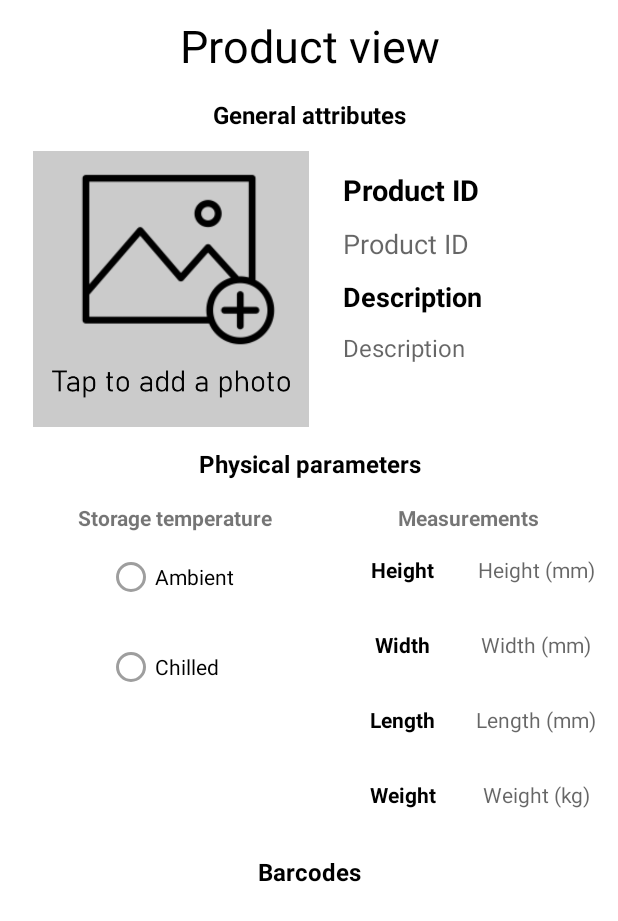
After one commit to PixelCatalyst/WarehouseProductScanner, an Android app: the layout fragment_view_product.xml on its own in the app's theme, with its tools: preview values and no code run, on a phone screen of 412 x 824 dp. The commit adds this screen. Shown: the top 921 px of the screen. Run offline under Robolectric (Android 15) with nearby library versions, the phone set to English and light mode, and no system bars.

Commit message:
Add product view screen after search or add action

```diff
--- a/app/src/main/java/com/pixcat/warehouseproductscanner/ui/main/MainNavActivity.java
+++ b/app/src/main/java/com/pixcat/warehouseproductscanner/ui/main/MainNavActivity.java
@@ -4,6 +4,7 @@ import android.os.Bundle;
 
 import androidx.appcompat.app.AppCompatActivity;
 import androidx.fragment.app.Fragment;
+import androidx.fragment.app.FragmentManager;
 
 import com.google.android.material.bottomnavigation.BottomNavigationView;
 import com.pixcat.warehouseproductscanner.R;
@@ -46,6 +47,8 @@ public class MainNavActivity extends AppCompatActivity {
         }
         if (selectedFragment != null) {
             getSupportFragmentManager()
+                    .popBackStack(null, FragmentManager.POP_BACK_STACK_INCLUSIVE);
+            getSupportFragmentManager()
                     .beginTransaction()
                     .replace(R.id.fragment_container, selectedFragment)
                     .commit();
--- a/app/src/main/java/com/pixcat/warehouseproductscanner/ui/main/product/AddProductFragment.java
+++ b/app/src/main/java/com/pixcat/warehouseproductscanner/ui/main/product/AddProductFragment.java
@@ -73,7 +73,7 @@ public class AddProductFragment extends Fragment {
         createProductButton.setEnabled(false);
 
         RecyclerView barcodesRecycler = view.findViewById(R.id.barcodes_recycler);
-        barcodesAdapter = new BarcodesAdapter(new ArrayList<>());
+        barcodesAdapter = new BarcodesAdapter(new ArrayList<>(), true);
         barcodesRecycler.setAdapter(barcodesAdapter);
         barcodesRecycler.setLayoutManager(new LinearLayoutManager(requireActivity().getApplicationContext()));
         barcodesRecycler.setNestedScrollingEnabled(false);
@@ -122,7 +122,13 @@ public class AddProductFragment extends Fragment {
                         R.string.product_created,
                         Toast.LENGTH_SHORT)
                         .show();
-                // TODO launch "Show Product" Fragment
+
+                productViewModel.consumeCreateProductResult();
+                getParentFragmentManager()
+                        .beginTransaction()
+                        .replace(R.id.fragment_container, new ViewProductFragment(createProductResult.getSuccess()))
+                        .addToBackStack(null)
+                        .commit();
             }
         });
 
--- a/app/src/main/java/com/pixcat/warehouseproductscanner/ui/main/product/BarcodesAdapter.java
+++ b/app/src/main/java/com/pixcat/warehouseproductscanner/ui/main/product/BarcodesAdapter.java
@@ -3,6 +3,7 @@ package com.pixcat.warehouseproductscanner.ui.main.product;
 import static java.util.stream.Collectors.toList;
 
 import android.content.Context;
+import android.content.res.Resources;
 import android.text.Editable;
 import android.text.TextWatcher;
 import android.view.LayoutInflater;
@@ -21,11 +22,13 @@ import java.util.List;
 public class BarcodesAdapter extends RecyclerView.Adapter<BarcodesAdapter.ViewHolder> {
 
     private final List<Barcode> barcodes;
+    private final boolean barcodesEditable;
 
-    public BarcodesAdapter(List<String> barcodes) {
+    public BarcodesAdapter(List<String> barcodes, boolean barcodesEditable) {
         this.barcodes = barcodes.stream()
                 .map(Barcode::new)
                 .collect(toList());
+        this.barcodesEditable = barcodesEditable;
     }
 
     public List<String> getBarcodes() {
@@ -73,11 +76,22 @@ public class BarcodesAdapter extends RecyclerView.Adapter<BarcodesAdapter.ViewHo
             }
         });
 
-        holder.deleteButton.setOnClickListener(v -> {
-            int index = holder.getAdapterPosition();
-            barcodes.remove(index);
-            notifyItemRemoved(index);
-        });
+        if (barcodesEditable) {
+            holder.deleteButton.setOnClickListener(v -> {
+                int index = holder.getAdapterPosition();
+                barcodes.remove(index);
+                notifyItemRemoved(index);
+            });
+        } else {
+            Resources.Theme contextTheme = holder.itemView.getContext().getTheme();
+            int black = holder.itemView
+                    .getResources()
+                    .getColor(R.color.black, contextTheme);
+            barcodeEdit.setTextColor(black);
+            barcodeEdit.setTextAlignment(View.TEXT_ALIGNMENT_CENTER);
+            barcodeEdit.setEnabled(false);
+            holder.deleteButton.setVisibility(View.GONE);
+        }
     }
 
     private static class Barcode {
--- a/app/src/main/java/com/pixcat/warehouseproductscanner/ui/main/product/ProductViewModel.java
+++ b/app/src/main/java/com/pixcat/warehouseproductscanner/ui/main/product/ProductViewModel.java
@@ -27,6 +27,10 @@ public class ProductViewModel extends ViewModel {
 
     LiveData<CreateProductResult> getCreateProductResult() {
         return createProductResult;
+    }
+
+    public void consumeCreateProductResult() {
+        createProductResult.postValue(null);
     }
 
     public void createProduct(ProductDto productDto) {
--- /dev/null
+++ b/app/src/main/java/com/pixcat/warehouseproductscanner/ui/main/product/ViewProductFragment.java
@@ -0,0 +1,72 @@
+package com.pixcat.warehouseproductscanner.ui.main.product;
+
+import android.os.Bundle;
+import android.view.LayoutInflater;
+import android.view.View;
+import android.view.ViewGroup;
+import android.widget.RadioGroup;
+import android.widget.TextView;
+
+import androidx.annotation.Nullable;
+import androidx.fragment.app.Fragment;
+import androidx.recyclerview.widget.LinearLayoutManager;
+import androidx.recyclerview.widget.RecyclerView;
+
+import com.pixcat.warehouseproductscanner.R;
+import com.pixcat.warehouseproductscanner.data.model.ProductDto;
+
+import java.math.BigDecimal;
+import java.util.Locale;
+
+public class ViewProductFragment extends Fragment {
+
+    private final ProductDto product;
+
+    public ViewProductFragment(ProductDto product) {
+        this.product = product;
+    }
+
+    @Nullable
+    @Override
+    public View onCreateView(LayoutInflater inflater, @Nullable ViewGroup container, @Nullable Bundle savedInstanceState) {
+        View view = inflater.inflate(R.layout.fragment_view_product, container, false);
+
+        TextView productIdView = view.findViewById(R.id.static_productid);
+        TextView descriptionView = view.findViewById(R.id.static_description);
+        TextView heightView = view.findViewById(R.id.static_height);
+        TextView widthView = view.findViewById(R.id.static_width);
+        TextView lengthView = view.findViewById(R.id.static_length);
+        TextView weightView = view.findViewById(R.id.static_weight);
+        RadioGroup tempRadioGroup = view.findViewById(R.id.radio_temp);
+
+        productIdView.setText(product.getProductId());
+        descriptionView.setText(product.getDescription());
+        heightView.setText(formatMeasure(product.getHeightInMillimeters()));
+        widthView.setText(formatMeasure(product.getWidthInMillimeters()));
+        lengthView.setText(formatMeasure(product.getLengthInMillimeters()));
+        weightView.setText(formatWeight(product.getWeightInKilograms()));
+        String temperature = product.getStorageTemperature();
+
+        if (temperature.equalsIgnoreCase("AMBIENT")) {
+            tempRadioGroup.check(R.id.static_radio_temp_ambient);
+        } else if (temperature.equalsIgnoreCase("CHILL")) {
+            tempRadioGroup.check(R.id.static_radio_temp_chilled);
+        }
+
+        RecyclerView barcodesRecycler = view.findViewById(R.id.static_barcodes_recycler);
+        BarcodesAdapter barcodesAdapter = new BarcodesAdapter(product.getBarcodes(), false);
+        barcodesRecycler.setAdapter(barcodesAdapter);
+        barcodesRecycler.setLayoutManager(new LinearLayoutManager(requireActivity().getApplicationContext()));
+        barcodesRecycler.setNestedScrollingEnabled(false);
+
+        return view;
+    }
+
+    private String formatMeasure(Integer measure) {
+        return String.format(Locale.getDefault(), "%d %s", measure, getString(R.string.measure_unit));
+    }
+
+    private String formatWeight(BigDecimal weight) {
+        return String.format(Locale.getDefault(), "%.3f %s", weight, getString(R.string.weight_unit));
+    }
+}
--- a/app/src/main/java/com/pixcat/warehouseproductscanner/ui/main/search/SearchFragment.java
+++ b/app/src/main/java/com/pixcat/warehouseproductscanner/ui/main/search/SearchFragment.java
@@ -19,6 +19,7 @@ import androidx.lifecycle.ViewModelProvider;
 
 import com.pixcat.warehouseproductscanner.R;
 import com.pixcat.warehouseproductscanner.data.model.ActiveUser;
+import com.pixcat.warehouseproductscanner.ui.main.product.ViewProductFragment;
 
 public class SearchFragment extends Fragment {
 
@@ -70,7 +71,12 @@ public class SearchFragment extends Fragment {
                 errorText.setVisibility(View.GONE);
                 productAutoCompletion.updateStore(searchResult.getSearchedId());
 
-                Toast.makeText(requireActivity().getApplicationContext(), "TODO: search success", Toast.LENGTH_SHORT).show();
+                searchViewModel.consumeSearchResult();
+                getParentFragmentManager()
+                        .beginTransaction()
+                        .replace(R.id.fragment_container, new ViewProductFragment(searchResult.getSuccess()))
+                        .addToBackStack(null)
+                        .commit();
             }
         });
 
--- a/app/src/main/java/com/pixcat/warehouseproductscanner/ui/main/search/SearchViewModel.java
+++ b/app/src/main/java/com/pixcat/warehouseproductscanner/ui/main/search/SearchViewModel.java
@@ -27,6 +27,10 @@ public class SearchViewModel extends ViewModel {
         return searchResult;
     }
 
+    public void consumeSearchResult() {
+        searchResult.postValue(null);
+    }
+
     public void search(String uniqueId) {
         new Thread(() -> {
             Result<ProductDto> result = productDataSource.getProductByIdOrBarcode(uniqueId);
--- /dev/null
+++ b/app/src/main/res/layout/fragment_view_product.xml
@@ -0,0 +1,318 @@
+<?xml version="1.0" encoding="utf-8"?>
+<androidx.constraintlayout.widget.ConstraintLayout xmlns:android="http://schemas.android.com/apk/res/android"
+    xmlns:app="http://schemas.android.com/apk/res-auto"
+    android:layout_width="match_parent"
+    android:layout_height="match_parent">
+
+    <TextView
+        android:id="@+id/view_product_banner"
+        android:layout_width="wrap_content"
+        android:layout_height="wrap_content"
+        android:layout_gravity="center"
+        android:layout_marginStart="100dp"
+        android:layout_marginTop="10dp"
+        android:layout_marginEnd="100dp"
+        android:gravity="center_horizontal"
+        android:paddingBottom="10dp"
+        android:text="@string/view_product_banner"
+        android:textColor="@color/black"
+        android:textSize="30sp"
+        app:layout_constraintEnd_toEndOf="parent"
+        app:layout_constraintHorizontal_bias="0.5"
+        app:layout_constraintStart_toStartOf="parent"
+        app:layout_constraintTop_toTopOf="parent" />
+
+    <androidx.core.widget.NestedScrollView
+        android:id="@+id/product_scroll_view"
+        android:layout_width="match_parent"
+        android:layout_height="match_parent"
+        android:layout_marginTop="60dp"
+        app:layout_constraintBottom_toBottomOf="parent"
+        app:layout_constraintEnd_toEndOf="parent"
+        app:layout_constraintStart_toStartOf="parent"
+        app:layout_constraintTop_toBottomOf="@+id/view_product_banner">
+
+        <TableLayout
+            android:layout_width="match_parent"
+            android:layout_height="wrap_content"
+            android:orientation="vertical"
+            android:paddingLeft="10dp"
+            android:paddingRight="10dp"
+            android:stretchColumns="*">
+
+            <TableRow
+                android:layout_width="match_parent"
+                android:layout_height="wrap_content">
+
+                <TextView
+                    android:layout_width="wrap_content"
+                    android:layout_height="wrap_content"
+                    android:layout_span="2"
+                    android:gravity="center"
+                    android:padding="5dp"
+                    android:text="@string/section_general_attributes"
+                    android:textColor="@color/black"
+                    android:textSize="16sp"
+                    android:textStyle="bold" />
+            </TableRow>
+
+            <TableRow
+                android:layout_width="match_parent"
+                android:layout_height="wrap_content">
+
+                <ImageView
+                    android:layout_width="200dp"
+                    android:layout_height="200dp"
+                    android:layout_marginEnd="5dp"
+                    android:contentDescription="@string/product_photo_description"
+                    android:padding="8dp"
+                    android:scaleType="fitCenter"
+                    android:src="@drawable/photo_placeholder" />
+
+                <LinearLayout android:orientation="vertical">
+
+                    <TextView
+                        android:layout_width="wrap_content"
+                        android:layout_height="wrap_content"
+                        android:layout_marginTop="15dp"
+                        android:padding="5dp"
+                        android:text="@string/hint_product_id"
+                        android:textColor="@color/black"
+                        android:textSize="19sp"
+                        android:textStyle="bold" />
+
+                    <TextView
+                        android:id="@+id/static_productid"
+                        android:layout_width="wrap_content"
+                        android:layout_height="wrap_content"
+                        android:ems="8"
+                        android:hint="@string/hint_product_id"
+                        android:padding="5dp"
+                        android:textColor="@color/black"
+                        android:textSize="18sp" />
+
+                    <TextView
+                        android:layout_width="wrap_content"
+                        android:layout_height="wrap_content"
+                        android:padding="5dp"
+                        android:text="@string/hint_description"
+                        android:textColor="@color/black"
+                        android:textSize="18sp"
+                        android:textStyle="bold" />
+
+                    <TextView
+                        android:id="@+id/static_description"
+                        android:layout_width="wrap_content"
+                        android:layout_height="wrap_content"
+                        android:ems="8"
+                        android:hint="@string/hint_description"
+                        android:padding="5dp"
+                        android:textAllCaps="false"
+                        android:textColor="@color/black"
+                        android:textSize="16sp" />
+                </LinearLayout>
+
+            </TableRow>
+
+            <TableRow
+                android:layout_width="match_parent"
+                android:layout_height="wrap_content">
+
+                <TextView
+                    android:layout_width="wrap_content"
+                    android:layout_height="wrap_content"
+                    android:layout_span="2"
+                    android:gravity="center"
+                    android:padding="5dp"
+                    android:text="@string/section_physical_parameters"
+                    android:textColor="@color/black"
+                    android:textSize="16sp"
+                    android:textStyle="bold" />
+            </TableRow>
+
+            <TableRow
+                android:layout_width="match_parent"
+                android:layout_height="wrap_content"
+                android:paddingTop="10dp">
+
+                <RadioGroup
+                    android:id="@+id/radio_temp"
+                    android:layout_width="wrap_content"
+                    android:layout_height="wrap_content"
+                    android:gravity="center">
+
+                    <TextView
+                        android:layout_width="wrap_content"
+                        android:layout_height="wrap_content"
+                        android:text="@string/subsection_storage_temperature"
+                        android:textStyle="bold" />
+
+                    <RadioButton
+                        android:id="@+id/static_radio_temp_ambient"
+                        android:layout_width="90dp"
+                        android:layout_height="wrap_content"
+                        android:layout_margin="6dp"
+                        android:enabled="false"
+                        android:text="@string/radio_ambient"
+                        android:textColor="@color/black" />
+
+                    <RadioButton
+                        android:id="@+id/static_radio_temp_chilled"
+                        android:layout_width="90dp"
+                        android:layout_height="wrap_content"
+                        android:layout_margin="6dp"
+                        android:enabled="false"
+                        android:text="@string/radio_chilled"
+                        android:textColor="@color/black" />
+
+                </RadioGroup>
+
+                <LinearLayout android:orientation="vertical">
+
+                    <TextView
+                        android:layout_width="wrap_content"
+                        android:layout_height="wrap_content"
+                        android:layout_gravity="center_horizontal"
+                        android:text="@string/subsection_measurements"
+                        android:textStyle="bold" />
+
+                    <LinearLayout
+                        android:layout_width="match_parent"
+                        android:layout_height="50dp"
+                        android:orientation="horizontal">
+
+                        <TextView
+                            android:layout_width="0dp"
+                            android:layout_height="50dp"
+                            android:layout_weight="1"
+                            android:gravity="center"
+                            android:text="@string/height_label"
+                            android:textAlignment="center"
+                            android:textColor="@color/black"
+                            android:textStyle="bold" />
+
+                        <TextView
+                            android:id="@+id/static_height"
+                            android:layout_width="0dp"
+                            android:layout_height="50dp"
+                            android:layout_weight="1"
+                            android:gravity="center"
+                            android:hint="@string/hint_height"
+                            android:textAlignment="center"
+                            android:textColor="@color/black" />
+                    </LinearLayout>
+
+                    <LinearLayout
+                        android:layout_width="match_parent"
+                        android:layout_height="50dp"
+                        android:orientation="horizontal">
+
+                        <TextView
+                            android:layout_width="0dp"
+                            android:layout_height="50dp"
+                            android:layout_weight="1"
+                            android:gravity="center"
+                            android:text="@string/width_label"
+                            android:textAlignment="center"
+                            android:textColor="@color/black"
+                            android:textStyle="bold" />
+
+                        <TextView
+                            android:id="@+id/static_width"
+                            android:layout_width="0dp"
+                            android:layout_height="50dp"
+                            android:layout_weight="1"
+                            android:gravity="center"
+                            android:hint="@string/hint_width"
+                            android:textAlignment="center"
+                            android:textColor="@color/black" />
+                    </LinearLayout>
+
+                    <LinearLayout
+                        android:layout_width="match_parent"
+                        android:layout_height="50dp"
+                        android:orientation="horizontal"
+                        android:weightSum="2">
+
+                        <TextView
+                            android:layout_width="0dp"
+                            android:layout_height="50dp"
+                            android:layout_weight="1"
+                            android:gravity="center"
+                            android:text="@string/length_label"
+                            android:textAlignment="center"
+                            android:textColor="@color/black"
+                            android:textStyle="bold" />
+
+                        <TextView
+                            android:id="@+id/static_length"
+                            android:layout_width="0dp"
+                            android:layout_height="50dp"
+                            android:layout_weight="1"
+                            android:gravity="center"
+                            android:hint="@string/hint_length"
+                            android:textAlignment="center"
+                            android:textColor="@color/black" />
+                    </LinearLayout>
+
+                    <LinearLayout
+                        android:layout_width="match_parent"
+                        android:layout_height="50dp"
+                        android:orientation="horizontal">
+
+                        <TextView
+                            android:layout_width="0dp"
+                            android:layout_height="50dp"
+                            android:layout_weight="1"
+                            android:gravity="center"
+                            android:text="@string/weight_label"
+                            android:textAlignment="center"
+                            android:textColor="@color/black"
+                            android:textStyle="bold" />
+
+                        <TextView
+                            android:id="@+id/static_weight"
+                            android:layout_width="0dp"
+                            android:layout_height="50dp"
+                            android:layout_weight="1"
+                            android:gravity="center"
+                            android:hint="@string/hint_weight"
+                            android:textAlignment="center"
+                            android:textColor="@color/black" />
+                    </LinearLayout>
+
+                </LinearLayout>
+            </TableRow>
+
+            <TableRow
+                android:layout_width="match_parent"
+                android:layout_height="wrap_content">
+
+                <TextView
+                    android:layout_marginTop="10dp"
+                    android:layout_width="wrap_content"
+                    android:layout_height="wrap_content"
+                    android:layout_span="2"
+                    android:gravity="center"
+                    android:padding="5dp"
+                    android:text="@string/section_barcodes"
+                    android:textColor="@color/black"
+                    android:textSize="16sp"
+                    android:textStyle="bold" />
+            </TableRow>
+
+            <TableRow
+                android:layout_width="match_parent"
+                android:layout_height="wrap_content">
+
+                <androidx.recyclerview.widget.RecyclerView
+                    android:id="@+id/static_barcodes_recycler"
+                    android:layout_width="match_parent"
+                    android:layout_height="match_parent"
+                    android:layout_span="2" />
+            </TableRow>
+
+        </TableLayout>
+    </androidx.core.widget.NestedScrollView>
+
+</androidx.constraintlayout.widget.ConstraintLayout>
--- a/app/src/main/res/values/strings.xml
+++ b/app/src/main/res/values/strings.xml
@@ -79,6 +79,7 @@
     <string name="product_created">Product created successfully</string>
     <string name="create_error_server">Error creating product (Server error)</string>
     <string name="create_error_unknown">Error creating product (Unknown error)</string>
+
     <!-- Search screen -->
     <string name="search_banner">Search</string>
     <string name="search_product_hint">Enter product ID or barcode</string>
@@ -89,4 +90,14 @@
     <string name="search_error_server">Error searching for product (Server error)</string>
     <string name="search_error_unknown">Error searching for product (Unknown error)</string>
     <string name="add_barcode_description">Add barcode</string>
+
+    <!-- View product screen -->
+    <string name="view_product_banner">Product view</string>
+    <string name="height_label">Height</string>
+    <string name="width_label">Width</string>
+    <string name="length_label">Length</string>
+    <string name="weight_label">Weight</string>
+    <string name="weight_unit">kg</string>
+    <string name="measure_unit">mm</string>
+
 </resources>
```
